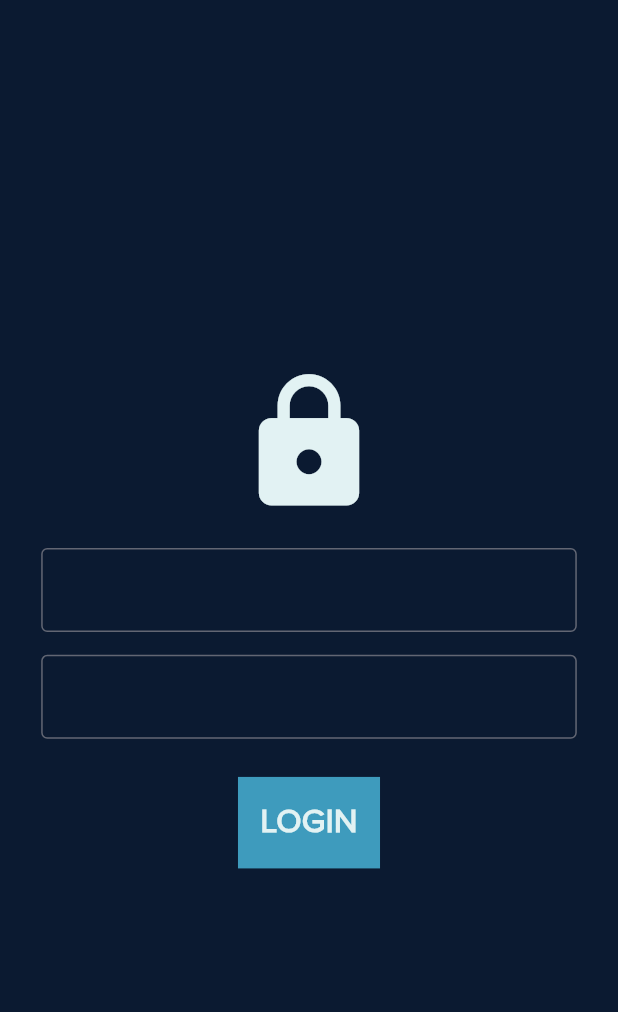
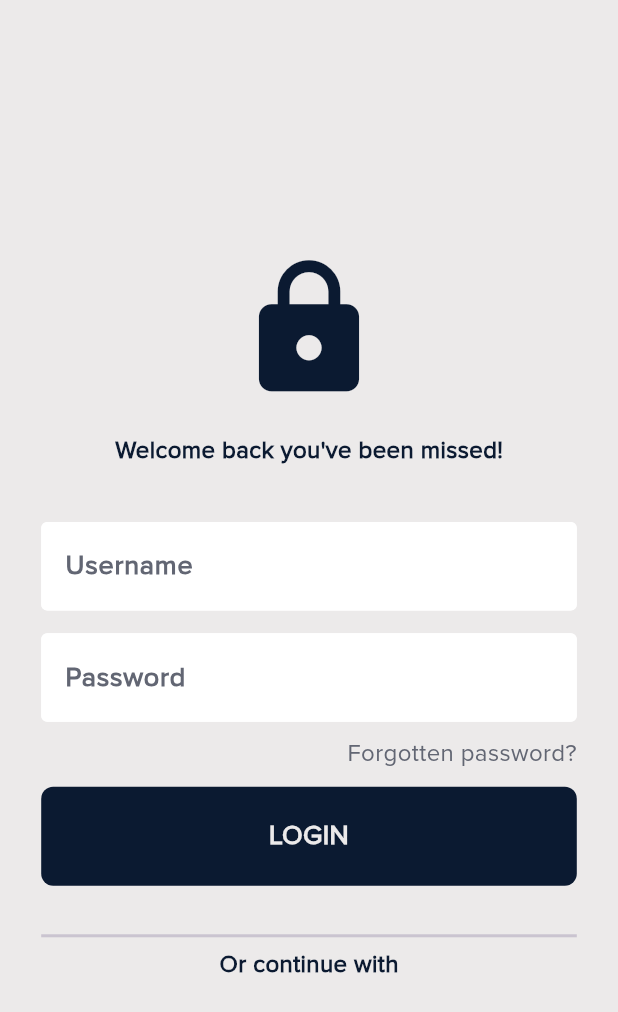
Before and after one commit to R-salton/team_tasker, a Flutter app: the screen it shows after launch, after a tap on "Skip", on a phone screen of 412 x 824 dp. Shown: the top 1012 px of the screen. Run offline on Flutter 3.47's test engine with Material 3 defaults, Android fonts, the phone set to English and light mode, and no system bars; our stand-ins replace animated_splash_screen, flutter_screenutil, lottie, smooth_page_indicator.

Commit message:
Login Screen

```diff
--- a/lib/components/widgets.dart
+++ b/lib/components/widgets.dart
@@ -61,23 +61,32 @@ class OnBoardWidget extends StatelessWidget {
 // TExt Fied
 
 class MyTextField extends StatelessWidget {
-  const MyTextField({
-    super.key,
-  });
+  final controller;
+  final hint;
+  bool obsecure = false;
+  MyTextField(
+      {super.key,
+      required this.obsecure,
+      required this.controller,
+      required this.hint});
 
   @override
   Widget build(BuildContext context) {
-    return const TextField(
+    return TextField(
+      style: const TextStyle(
+          color: kSecondaryColor, fontSize: 18, fontWeight: FontWeight.w600),
+      obscureText: obsecure,
       decoration: InputDecoration(
           enabledBorder: OutlineInputBorder(
-          borderSide: BorderSide(color: kLigterText),
+            borderSide: BorderSide(color: kWhiteColor, width: 1.5.w),
           ),
           focusedBorder: OutlineInputBorder(
-          borderSide: BorderSide(color: kPrimaryColor),
+            borderSide: BorderSide(color: Colors.grey.shade400, width: 1.5.w),
           ),
-        // fillColor: Color.fromARGB(255, 80, 80, 80),
-        // filled: true,
-      ),
+          fillColor: kWhiteColor,
+          filled: true,
+          hintText: hint,
+          hintStyle: const TextStyle(color: kLigterText)),
     );
   }
 }
@@ -90,14 +99,21 @@ class Mybtn extends StatelessWidget {
   @override
   Widget build(BuildContext context) {
     return Container(
-      color: kLightBlue,
-      child: const Padding(
-
+      padding: const EdgeInsets.all(5),
+      decoration: BoxDecoration(
+        borderRadius: BorderRadius.circular(8),
+        color: kSecondaryColor,
+      ),
+      child: const Center(
+        child: Padding(
           padding: EdgeInsets.all(15.0),
           child: Text(
             'LOGIN',
             style: TextStyle(
-              color: kPrimaryColor, fontSize: 22, fontWeight: FontWeight.w700),
+                color: kPrimaryColor,
+                fontSize: 18,
+                fontWeight: FontWeight.w700),
+          ),
         ),
       ),
     );
--- a/lib/constants/constants.dart
+++ b/lib/constants/constants.dart
@@ -1,9 +1,10 @@
 import 'package:flutter/material.dart';
 
-const kPrimaryColor = Color(0xFFe2f2f3);
+const kPrimaryColor = Color.fromARGB(255, 236, 234, 234);
 const kSecondaryColor = Color(0xFF0b1a31);
 const kLightBlue = Color(0xFF3e9bbd);
 const kLigterText = Color(0xFF626673);
+const kWhiteColor = Color.fromARGB(255, 255, 255, 255);
 
 const kSimpleTextStyle = TextStyle(
     fontSize: 16, fontWeight: FontWeight.w500, fontFamily: 'ProximaNova');
@@ -14,6 +15,11 @@ const kHeadingStyle = TextStyle(
   fontFamily: 'ProximaNova',
   fontWeight: FontWeight.w600,
 );
+
+const kMiniHeadingStyle = TextStyle(
+                  color: kSecondaryColor,
+                  fontSize: 16,
+                  fontWeight: FontWeight.bold);
 const kMediumHeader = TextStyle(
   color: kPrimaryColor,
   fontSize: 18,
--- a/lib/screens/login.dart
+++ b/lib/screens/login.dart
@@ -11,35 +11,83 @@ class Login extends StatefulWidget {
 }
 
 class _LoginState extends State<Login> {
+  final _emailController = TextEditingController();
+  final _passwordController = TextEditingController();
+
   @override
   Widget build(BuildContext context) {
     return Scaffold(
-        backgroundColor: kSecondaryColor,
-        body: SafeArea(
-            child: Center(
+      backgroundColor: kPrimaryColor,
+      body: SafeArea(
+        child: Center(
           child: Column(mainAxisAlignment: MainAxisAlignment.center, children: [
             const Icon(
               Icons.lock,
               size: 100,
-              color: kPrimaryColor,
+              color: kSecondaryColor,
             ),
             SizedBox(
               height: 20.h,
             ),
+            const Text(
+              'Welcome back you\'ve been missed!',
+              style: kMiniHeadingStyle,
+            ),
+            SizedBox(
+              height: 35.h,
+            ),
             Padding(
               padding: EdgeInsets.symmetric(horizontal: 25.w),
-              child: const MyTextField(),
+              child: MyTextField(
+                controller: _emailController,
+                hint: "Username",
+                obsecure: false,
+              ),
             ),
             SizedBox(height: 15.h),
             Padding(
-              padding: EdgeInsets.symmetric(
-                horizontal: 25.w,
+                padding: EdgeInsets.symmetric(
+                  horizontal: 25.w,
+                ),
+                child: MyTextField(
+                  controller: _passwordController,
+                  hint: "Password",
+                  obsecure: true,
+                )),
+            SizedBox(
+              height: 10.h,
+            ),
+            Padding(
+              padding: EdgeInsets.symmetric(horizontal: 25.w),
+              child: const Row(
+                mainAxisAlignment: MainAxisAlignment.end,
+                children: [
+                  Text(
+                    'Forgotten password?',
+                    style: TextStyle(color: kLigterText, fontSize: 16),
+                  ),
+                ],
               ),
-              child: const MyTextField(),
             ),
-            SizedBox(height: 25.h),
-            const Mybtn()
+            SizedBox(
+              height: 10.h,
+            ),
+            Padding(
+              padding: EdgeInsets.symmetric(horizontal: 25.w),
+              child: const Mybtn(),
+            ),
+            SizedBox(
+              height: 25.h,
+            ),
+            Divider(
+              indent: 25.w,
+              thickness: 2.h,
+              endIndent: 25.w,
+            ),
+            const Text('Or continue with', style: kMiniHeadingStyle)
           ]),
-        )));
+        ),
+      ),
+    );
   }
 }
```
Lines whose indentation alone changed are shown as unchanged.
